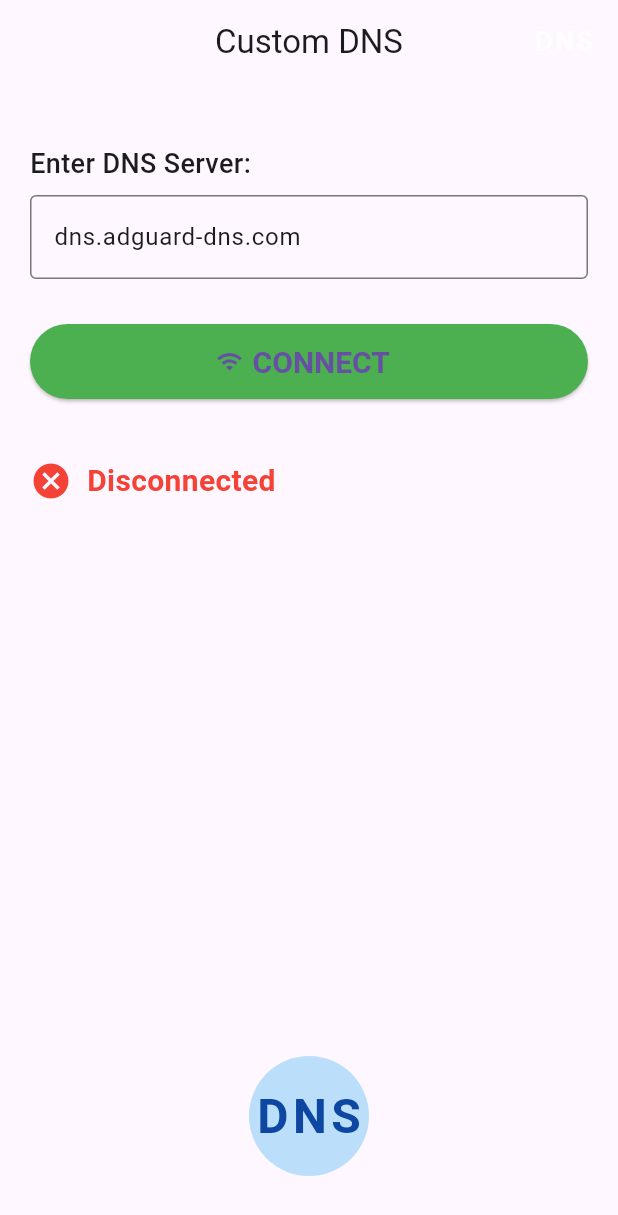
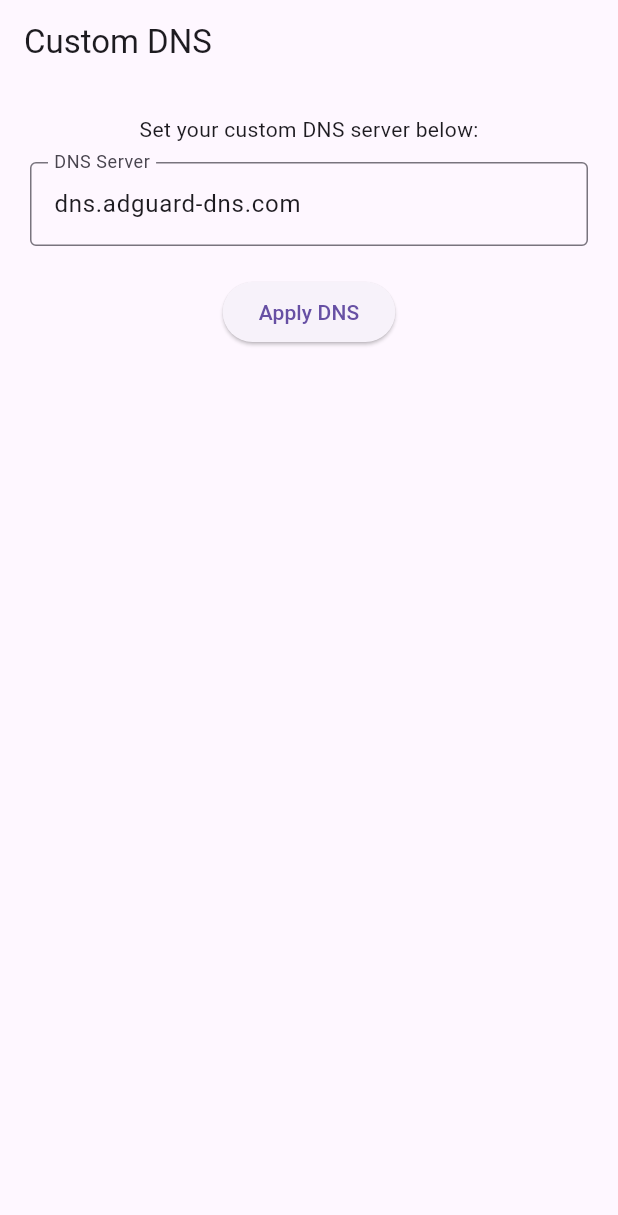
Before and after one commit to hemantasharma223/customdns, a Flutter app: the screen it shows after launch, on a phone screen of 412 x 824 dp. Shown: the top 1215 px of the screen. Run offline on Flutter 3.47's test engine with Material 3 defaults, Android fonts, the phone set to English and light mode, and no system bars.

Commit message:
Add files via upload

```diff
--- a/lib/main.dart
+++ b/lib/main.dart
@@ -1,150 +1,62 @@
 import 'package:flutter/material.dart';
 
 void main() {
-  runApp(CustomDNSApp());
+  runApp(const CustomDnsApp());
 }
 
-class CustomDNSApp extends StatelessWidget {
+class CustomDnsApp extends StatelessWidget {
+  const CustomDnsApp({super.key});
+
   @override
   Widget build(BuildContext context) {
     return MaterialApp(
       title: 'Custom DNS',
       theme: ThemeData(
         primarySwatch: Colors.blue,
+        useMaterial3: true,
       ),
-      home: DNSHomePage(),
-      debugShowCheckedModeBanner: false,
+      home: const CustomDnsHomePage(),
     );
   }
 }
 
-class DNSHomePage extends StatefulWidget {
+class CustomDnsHomePage extends StatefulWidget {
+  const CustomDnsHomePage({super.key});
+
   @override
-  _DNSHomePageState createState() => _DNSHomePageState();
+  State<CustomDnsHomePage> createState() => _CustomDnsHomePageState();
 }
 
-class _DNSHomePageState extends State<DNSHomePage> {
-  final TextEditingController _dnsController =
-      TextEditingController(text: 'dns.adguard-dns.com');
-
-  bool _connected = false;
-
-  void _connect() {
-    setState(() {
-      _connected = true;
-    });
-    // Here you can add real VPN / DNS connect logic later
-  }
-
-  void _disconnect() {
-    setState(() {
-      _connected = false;
-    });
-    // Here you can add disconnect logic later
-  }
+class _CustomDnsHomePageState extends State<CustomDnsHomePage> {
+  final TextEditingController _dnsController = TextEditingController(text: "dns.adguard-dns.com");
 
   @override
   Widget build(BuildContext context) {
     return Scaffold(
-      appBar: AppBar(
-        title: Text('Custom DNS'),
-        centerTitle: true,
-        actions: [
-          Padding(
-            padding: const EdgeInsets.only(right: 16),
-            child: Center(
-              child: Text(
-                'DNS',
-                style: TextStyle(
-                  fontWeight: FontWeight.bold,
-                  fontSize: 18,
-                  letterSpacing: 1.5,
-                  color: Colors.white70,
-                ),
-              ),
-            ),
-          )
-        ],
-      ),
+      appBar: AppBar(title: const Text("Custom DNS")),
       body: Padding(
         padding: const EdgeInsets.all(20.0),
         child: Column(
           children: [
-            SizedBox(height: 20),
-            Align(
-              alignment: Alignment.centerLeft,
-              child: Text(
-                'Enter DNS Server:',
-                style: TextStyle(fontSize: 18, fontWeight: FontWeight.w500),
+            const Text("Set your custom DNS server below:"),
+            const SizedBox(height: 12),
+            TextField(
+              controller: _dnsController,
+              decoration: const InputDecoration(
+                border: OutlineInputBorder(),
+                labelText: "DNS Server",
               ),
             ),
-            SizedBox(height: 8),
-            TextField(
-              controller: _dnsController,
-              decoration: InputDecoration(
-                border: OutlineInputBorder(),
-                hintText: 'Enter DNS server address',
-              ),
-              keyboardType: TextInputType.url,
-              enabled: !_connected,
-            ),
-            SizedBox(height: 30),
-            if (!_connected)
-              ElevatedButton.icon(
-                onPressed: _connect,
-                icon: Icon(Icons.wifi),
-                label: Text('CONNECT'),
-                style: ElevatedButton.styleFrom(
-                  minimumSize: Size(double.infinity, 50),
-                  backgroundColor: Colors.green,
-                  textStyle: TextStyle(fontSize: 20, fontWeight: FontWeight.bold),
-                ),
-              ),
-            if (_connected)
-              ElevatedButton.icon(
-                onPressed: _disconnect,
-                icon: Icon(Icons.wifi_off),
-                label: Text('DISCONNECT'),
-                style: ElevatedButton.styleFrom(
-                  minimumSize: Size(double.infinity, 50),
-                  backgroundColor: Colors.red,
-                  textStyle: TextStyle(fontSize: 20, fontWeight: FontWeight.bold),
-                ),
-              ),
-            SizedBox(height: 40),
-            Row(
-              children: [
-                Icon(
-                  _connected ? Icons.check_circle : Icons.cancel,
-                  color: _connected ? Colors.green : Colors.red,
-                  size: 28,
-                ),
-                SizedBox(width: 10),
-                Text(
-                  _connected ? 'Connected' : 'Disconnected',
-                  style: TextStyle(
-                    fontSize: 20,
-                    fontWeight: FontWeight.w600,
-                    color: _connected ? Colors.green : Colors.red,
-                  ),
-                ),
-              ],
-            ),
-            Spacer(),
-            CircleAvatar(
-              radius: 40,
-              backgroundColor: Colors.blue[100],
-              child: Text(
-                'DNS',
-                style: TextStyle(
-                  color: Colors.blue[900],
-                  fontSize: 32,
-                  fontWeight: FontWeight.bold,
-                  letterSpacing: 3,
-                ),
-              ),
-            ),
-            SizedBox(height: 20),
+            const SizedBox(height: 20),
+            ElevatedButton(
+              onPressed: () {
+                // Stub: DNS application logic goes here
+                ScaffoldMessenger.of(context).showSnackBar(
+                  SnackBar(content: Text("DNS set to ${_dnsController.text}")),
+                );
+              },
+              child: const Text("Apply DNS"),
+            )
           ],
         ),
       ),
```
